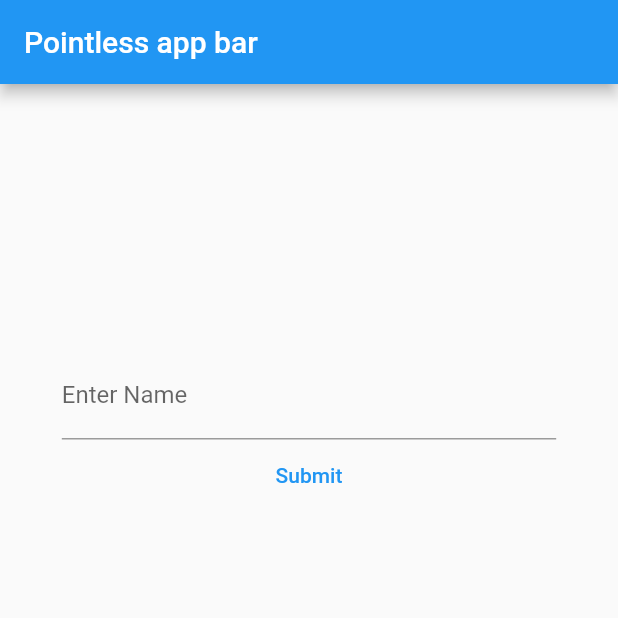
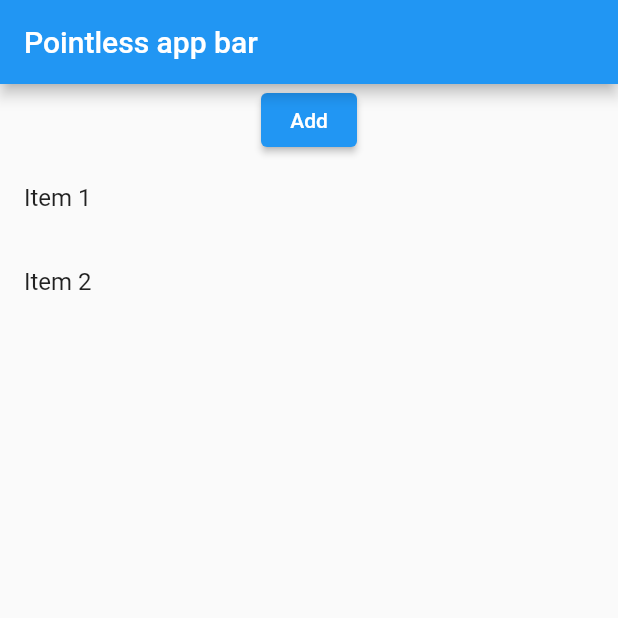
Before and after one commit to jasonjtyler/FlutterTutorials, a Flutter app: the screen it shows after launch, on a phone screen of 412 x 824 dp, the top half of it. Run offline on Flutter 3.47's test engine with Material 2 defaults, Android fonts, the phone set to English and light mode, and no system bars.

Commit message:
Rough draft of app

```diff
--- a/dynamic_list/lib/main.dart
+++ b/dynamic_list/lib/main.dart
@@ -1,15 +1,14 @@
-// ignore_for_file: prefer_const_constructors, prefer_const_literals_to_create_immutables
-
 import 'package:flutter/material.dart';
 
 //project for a dynamic list. Basically just a list with a button, press the button and it adds another item to the list.
 void main() {
-  runApp(MyApp());
+  runApp(const MyApp());
 }
 
 class MyApp extends StatelessWidget {
   // I'm commenting out the below text because I don't really know what it does.
-  //const MyApp({Key? key}) : super(key: key);
+  // ^^It's an optional parameter to the constructor and recommonded as of Dart 2.8.0 -JJT
+  const MyApp({Key? key}) : super(key: key);
 
   @override
   Widget build(BuildContext context) {
@@ -18,7 +17,7 @@ class MyApp extends StatelessWidget {
       theme: ThemeData(
         primarySwatch: Colors.blue,
       ),
-      home: HomePage(),
+      home: const HomePage(),
     );
   }
 }
@@ -31,50 +30,48 @@ class MyApp extends StatelessWidget {
 //
 // }
 
-class userInput {
-  final nameController = TextEditingController;
-  // final ageController = TextEditingController;
-}
-
 //I think I fucked up. since I made it receive 2 data points, a Map would probably have been a better choice...  But since I'm creating a List, I will concatenate the entries
 late List<String?> userInputlist;
 
-class HomePage extends StatelessWidget {
+class HomePage extends StatefulWidget {
   // I'm commenting out the below text because I don't really know what it does.
-  //const Placeholder({Key? key}) : super(key: key);
+  // ^^It's an optional parameter to the constructor and recommonded as of Dart 2.8.0 -JJT
+  const HomePage({Key? key}) : super(key: key);
 
-  final nameController = TextEditingController();
+  @override
+  State<StatefulWidget> createState() => HomePageState();
+
+}
+
+class HomePageState extends State<HomePage> {
+
+  final List<String> _listItems = ['Item 1', 'Item 2'];
 
   @override
   Widget build(BuildContext context) {
     return Scaffold(
       appBar: AppBar(
-        title: Text('Pointless app bar'),
+        title: const Text('Pointless app bar'),
       ),
       body: Center(
-        child: Container(
-          height: MediaQuery.of(context).size.height * .5,
-          width: MediaQuery.of(context).size.width * .8,
-          child: Column(
-            children: <Widget>[
-              TextField(
-                decoration: InputDecoration(labelText: "Enter Name"),
-                controller: nameController,
-              ),
-              // TextField(
-              //   decoration: InputDecoration(labelText: "Enter Age"),
-              //   controller: (ageController),
-              // ),
-              TextButton(
-                onPressed: () {
-                  userInputlist.add(nameController);
-                },
-                child: Text('Submit'),
-              ),
-            ],
-          ),
-        ),
-      ),
-    );
+        child: Column(children: [
+          ElevatedButton(onPressed: _onAddButtonPressed, child: const Text('Add')),
+          Expanded(child: ListView.builder(
+            itemCount: _listItems.length,
+            itemBuilder: (context, index) {
+              return ListTile(title: Text(_listItems[index]));
+            }
+          ))
+        ],)),
+      );
   }
+
+  void _onAddButtonPressed() {
+    //Wrap the add within setState so that the UI will be updated.
+    //setState causes the build method to be recalled.
+    setState(() {
+      _listItems.add('Item ' + (_listItems.length + 1).toString());
+    });
+  }
+
 }
```
